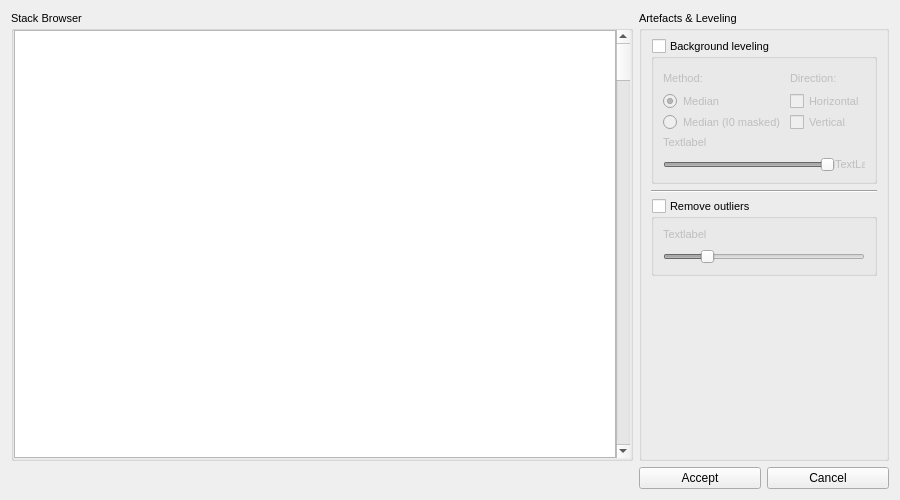
Above: mantis_xray/showartefacts.ui from mlerotic/spectromicroscopy before the change. Below: the same form after it.
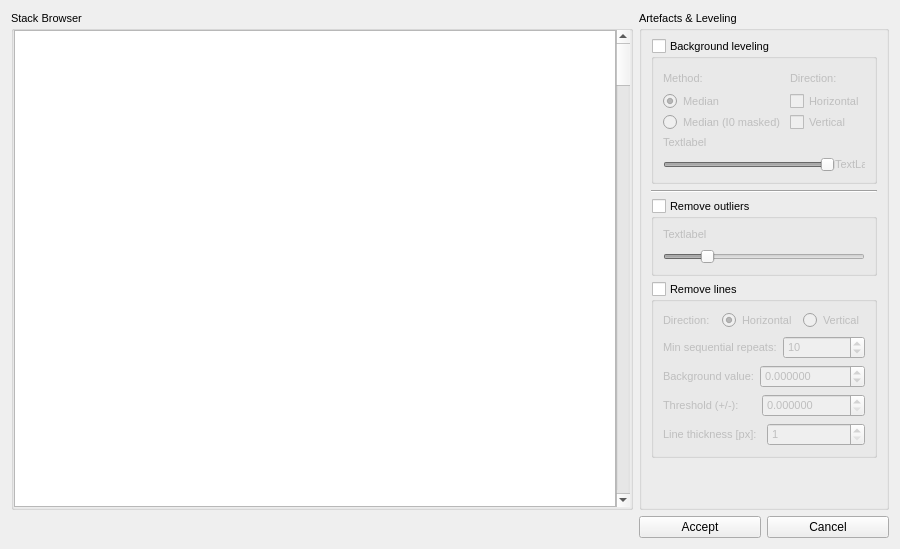
That is the form after the change. Custom widgets are drawn as their Qt base class.

Commit message: Add remove-lines correction to Artefacts & Leveling dialog

Diff of the .ui file:
```diff
--- a/mantis_xray/showartefacts.ui
+++ b/mantis_xray/showartefacts.ui
@@ -505,6 +505,205 @@
           </layout>
          </widget>
         </item>
+        <item>
+         <widget class="QGroupBox" name="remove_lines">
+          <property name="font">
+           <font>
+            <family>Ubuntu</family>
+            <pointsize>8</pointsize>
+           </font>
+          </property>
+          <property name="title">
+           <string>Remove lines</string>
+          </property>
+          <property name="checkable">
+           <bool>true</bool>
+          </property>
+          <property name="checked">
+           <bool>false</bool>
+          </property>
+          <layout class="QVBoxLayout" name="verticalLayout_11">
+           <item>
+            <layout class="QHBoxLayout" name="horizontalLayout_7">
+             <item>
+              <widget class="QLabel" name="label_8">
+               <property name="font">
+                <font>
+                 <family>Ubuntu</family>
+                 <pointsize>8</pointsize>
+                </font>
+               </property>
+               <property name="text">
+                <string>Direction:</string>
+               </property>
+              </widget>
+             </item>
+             <item>
+              <widget class="QRadioButton" name="rb_lines_h">
+               <property name="font">
+                <font>
+                 <family>Ubuntu</family>
+                 <pointsize>8</pointsize>
+                </font>
+               </property>
+               <property name="text">
+                <string>Horizontal</string>
+               </property>
+               <property name="checked">
+                <bool>true</bool>
+               </property>
+              </widget>
+             </item>
+             <item>
+              <widget class="QRadioButton" name="rb_lines_v">
+               <property name="font">
+                <font>
+                 <family>Ubuntu</family>
+                 <pointsize>8</pointsize>
+                </font>
+               </property>
+               <property name="text">
+                <string>Vertical</string>
+               </property>
+              </widget>
+             </item>
+            </layout>
+           </item>
+           <item>
+           <layout class="QHBoxLayout" name="horizontalLayout_8">
+             <item>
+              <widget class="QLabel" name="label_9">
+               <property name="font">
+                <font>
+                 <family>Ubuntu</family>
+                 <pointsize>8</pointsize>
+                </font>
+               </property>
+               <property name="text">
+               <string>Min sequential repeats:</string>
+               </property>
+              </widget>
+             </item>
+             <item>
+              <widget class="QSpinBox" name="spin_repeat">
+               <property name="minimum">
+                <number>2</number>
+               </property>
+               <property name="maximum">
+                <number>100000</number>
+               </property>
+               <property name="value">
+                <number>10</number>
+               </property>
+              </widget>
+             </item>
+            </layout>
+           </item>
+           <item>
+            <layout class="QHBoxLayout" name="horizontalLayout_10">
+             <item>
+              <widget class="QLabel" name="label_11">
+               <property name="font">
+                <font>
+                 <family>Ubuntu</family>
+                 <pointsize>8</pointsize>
+                </font>
+               </property>
+               <property name="text">
+                <string>Background value:</string>
+               </property>
+              </widget>
+             </item>
+             <item>
+              <widget class="QDoubleSpinBox" name="spin_bg_value">
+               <property name="decimals">
+                <number>6</number>
+               </property>
+               <property name="minimum">
+                <double>-1000000000.000000000000000</double>
+               </property>
+               <property name="maximum">
+                <double>1000000000.000000000000000</double>
+               </property>
+               <property name="singleStep">
+                <double>0.010000000000000</double>
+               </property>
+               <property name="value">
+                <double>0.000000000000000</double>
+               </property>
+              </widget>
+             </item>
+            </layout>
+           </item>
+           <item>
+            <layout class="QHBoxLayout" name="horizontalLayout_11">
+             <item>
+              <widget class="QLabel" name="label_12">
+               <property name="font">
+                <font>
+                 <family>Ubuntu</family>
+                 <pointsize>8</pointsize>
+                </font>
+               </property>
+               <property name="text">
+                <string>Threshold (+/-):</string>
+               </property>
+              </widget>
+             </item>
+             <item>
+              <widget class="QDoubleSpinBox" name="spin_bg_threshold">
+               <property name="decimals">
+                <number>6</number>
+               </property>
+               <property name="minimum">
+                <double>0.000000000000000</double>
+               </property>
+               <property name="maximum">
+                <double>1000000000.000000000000000</double>
+               </property>
+               <property name="singleStep">
+                <double>0.010000000000000</double>
+               </property>
+               <property name="value">
+                <double>0.000000000000000</double>
+               </property>
+              </widget>
+             </item>
+            </layout>
+           </item>
+           <item>
+            <layout class="QHBoxLayout" name="horizontalLayout_9">
+             <item>
+              <widget class="QLabel" name="label_10">
+               <property name="font">
+                <font>
+                 <family>Ubuntu</family>
+                 <pointsize>8</pointsize>
+                </font>
+               </property>
+               <property name="text">
+                <string>Line thickness [px]:</string>
+               </property>
+              </widget>
+             </item>
+             <item>
+              <widget class="QSpinBox" name="spin_thickness">
+               <property name="minimum">
+                <number>1</number>
+               </property>
+               <property name="maximum">
+                <number>1000</number>
+               </property>
+               <property name="value">
+                <number>1</number>
+               </property>
+              </widget>
+             </item>
+            </layout>
+           </item>
+          </layout>
+         </widget>
+        </item>
         <item>
          <spacer name="verticalSpacer">
           <property name="orientation">
```
The commit also changes 2 other files.
